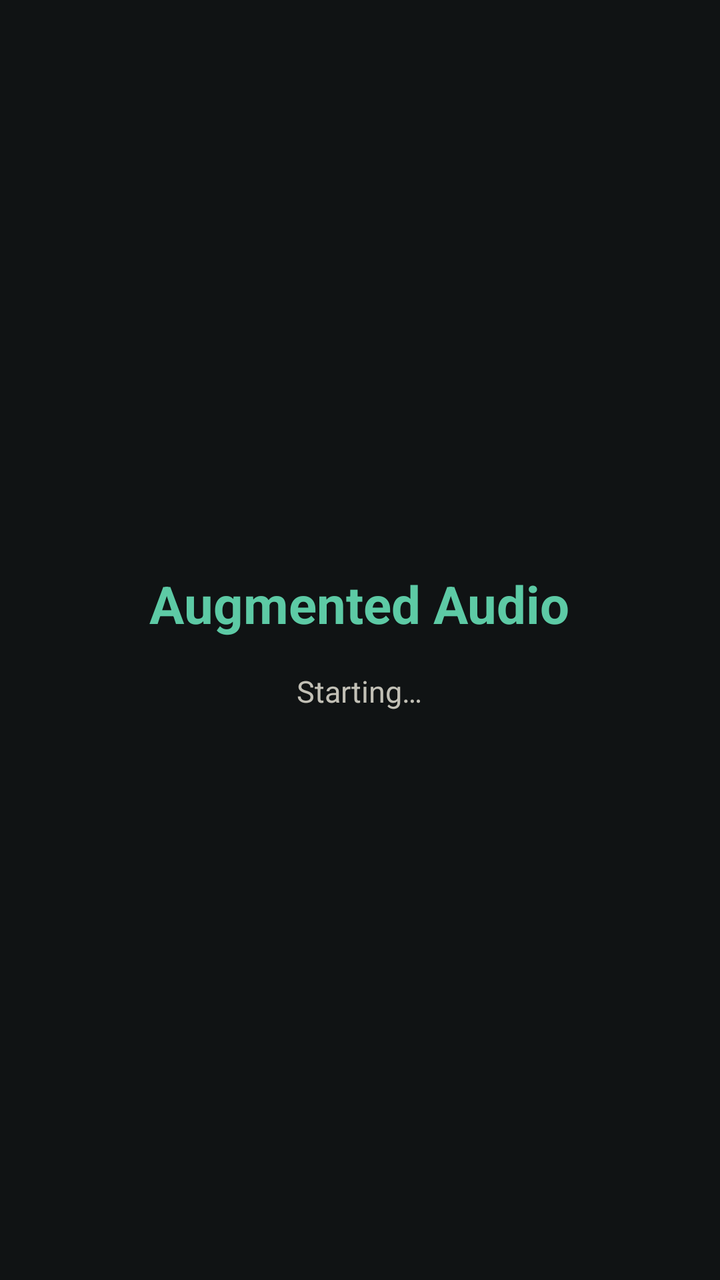
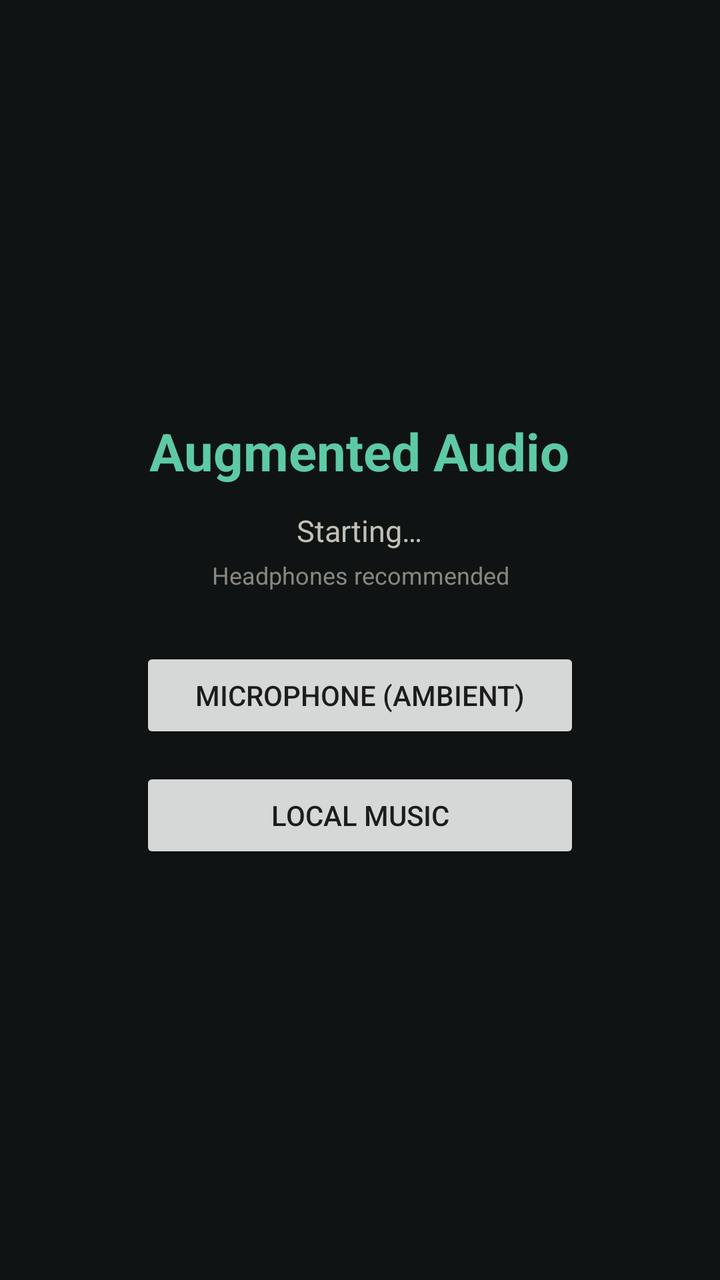

Two renders of the same Android screen: before a commit and after it. Below are the layout's source before the change and the commit's diff.
<!-- AndroidManifest.xml: application theme Theme.AugmentedAudio -->
<!-- res/layout/activity_main.xml -->
<?xml version="1.0" encoding="utf-8"?>
<LinearLayout xmlns:android="http://schemas.android.com/apk/res/android"
    android:layout_width="match_parent"
    android:layout_height="match_parent"
    android:gravity="center"
    android:orientation="vertical"
    android:padding="32dp">

    <TextView
        android:id="@+id/title"
        android:layout_width="wrap_content"
        android:layout_height="wrap_content"
        android:text="@string/app_name"
        android:textColor="#5DCAA5"
        android:textSize="26sp"
        android:textStyle="bold" />

    <TextView
        android:id="@+id/status"
        android:layout_width="wrap_content"
        android:layout_height="wrap_content"
        android:layout_marginTop="16dp"
        android:gravity="center"
        android:text="Starting…"
        android:textColor="#C2C0B6"
        android:textSize="15sp" />
</LinearLayout>
<!-- resources referenced by this layout -->
<resources>
  <string name="app_name">Augmented Audio</string>
  <style name="Theme.AugmentedAudio" parent="Theme.AppCompat.DayNight.NoActionBar">
          <item name="colorPrimary">#5DCAA5</item>
          <item name="colorPrimaryDark">#0F6E56</item>
          <item name="android:windowBackground">#101314</item>
      </style>
</resources>

<!-- the commit's change to res/layout/activity_main.xml (unified diff, before → after) -->
@@ -19,9 +19,33 @@
         android:id="@+id/status"
         android:layout_width="wrap_content"
         android:layout_height="wrap_content"
-        android:layout_marginTop="16dp"
+        android:layout_marginTop="12dp"
         android:gravity="center"
         android:text="Starting…"
         android:textColor="#C2C0B6"
         android:textSize="15sp" />
+
+    <TextView
+        android:id="@+id/hint"
+        android:layout_width="wrap_content"
+        android:layout_height="wrap_content"
+        android:layout_marginTop="4dp"
+        android:gravity="center"
+        android:text="@string/hint"
+        android:textColor="#888780"
+        android:textSize="12sp" />
+
+    <Button
+        android:id="@+id/micButton"
+        android:layout_width="220dp"
+        android:layout_height="wrap_content"
+        android:layout_marginTop="28dp"
+        android:text="@string/btn_mic" />
+
+    <Button
+        android:id="@+id/musicButton"
+        android:layout_width="220dp"
+        android:layout_height="wrap_content"
+        android:layout_marginTop="12dp"
+        android:text="@string/btn_music" />
 </LinearLayout>
<!-- resource entries referenced after the edit -->
@@ -1,6 +1,9 @@
 <!-- resources referenced by this layout -->
 <resources>
   <string name="app_name">Augmented Audio</string>
+  <string name="btn_mic">Microphone (ambient)</string>
+  <string name="btn_music">Local music</string>
+  <string name="hint">Headphones recommended</string>
   <style name="Theme.AugmentedAudio" parent="Theme.AppCompat.DayNight.NoActionBar">
           <item name="colorPrimary">#5DCAA5</item>
           <item name="colorPrimaryDark">#0F6E56</item>
